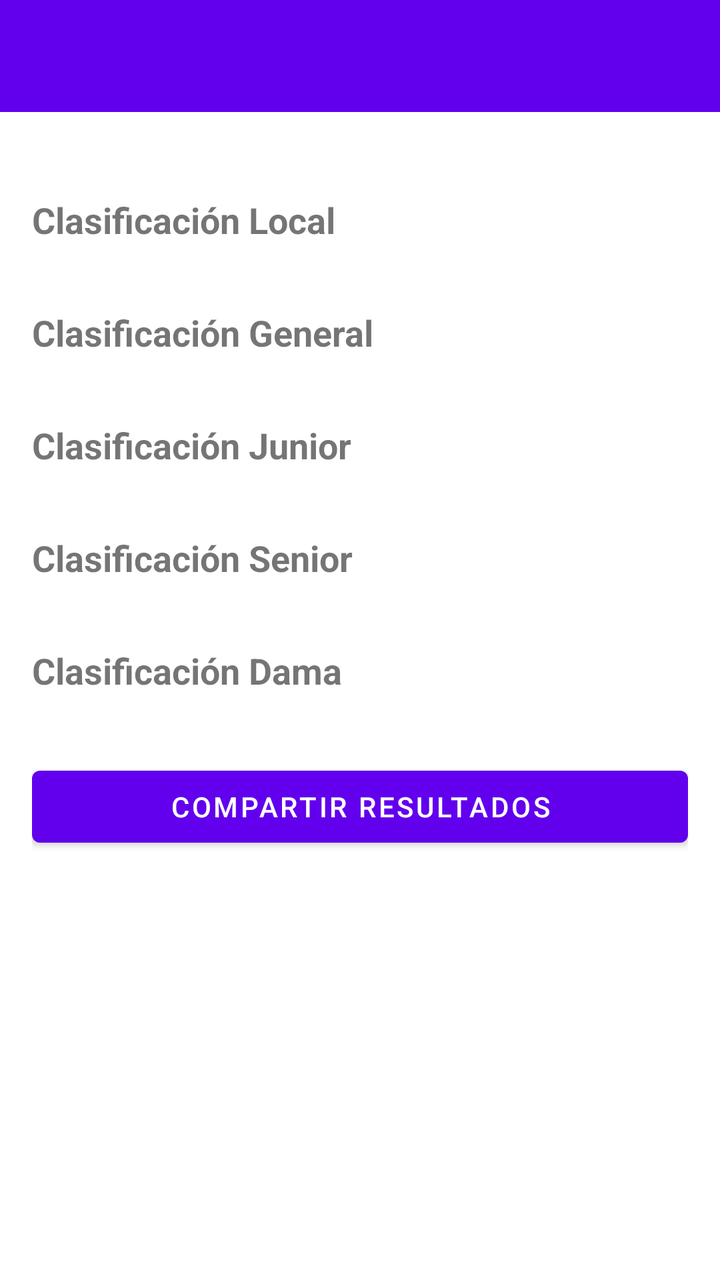
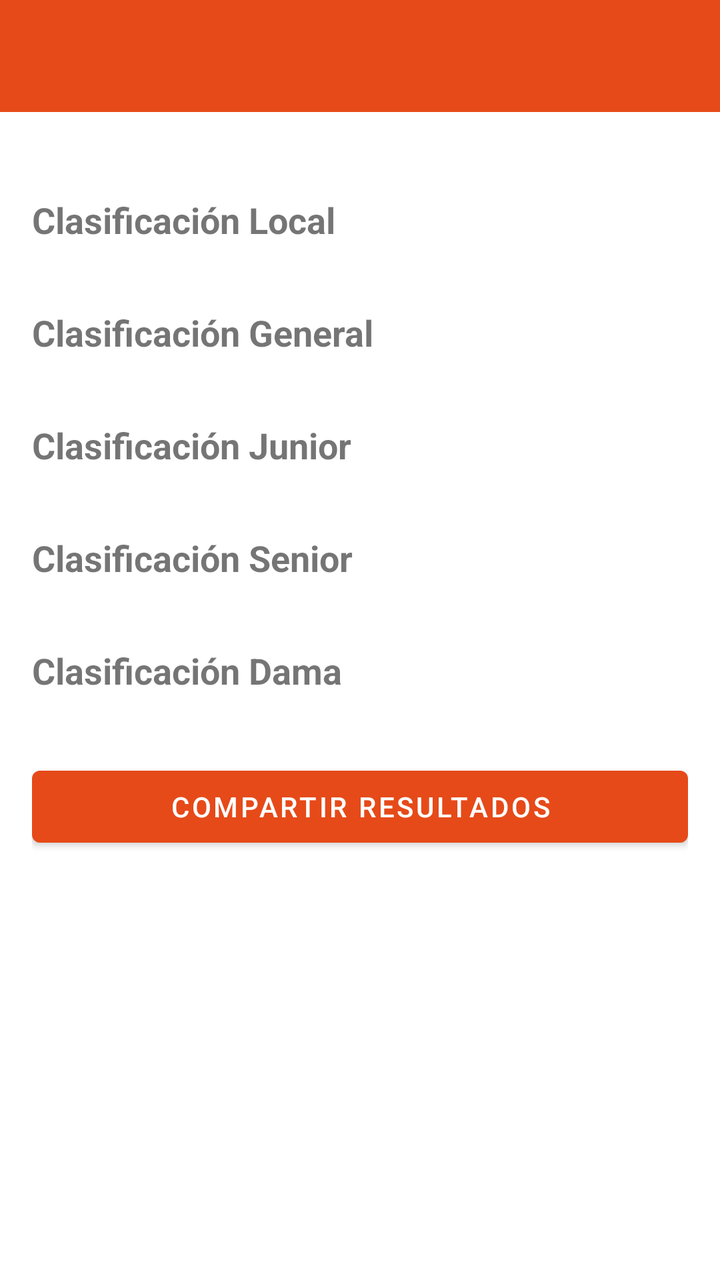

The first picture is an Android layout as it rendered before a commit; the second is the same layout after the commit. The layout source and the unified diff follow.
<!-- AndroidManifest.xml: application theme Theme.PlatoScore -->
<!-- res/layout/activity_resultados.xml -->
<?xml version="1.0" encoding="utf-8"?>
<LinearLayout xmlns:android="http://schemas.android.com/apk/res/android"
    xmlns:app="http://schemas.android.com/apk/res-auto"
    xmlns:tools="http://schemas.android.com/tools"
    android:layout_width="match_parent"
    android:layout_height="match_parent"
    android:orientation="vertical"
    tools:context=".ui.activities.ResultadosActivity">

    <com.google.android.material.appbar.MaterialToolbar
        android:id="@+id/toolbar"
        android:layout_width="match_parent"
        android:layout_height="wrap_content"
        android:minHeight="?attr/actionBarSize"
        android:background="?attr/colorPrimary"
        android:theme="@style/ThemeOverlay.MaterialComponents.Dark.ActionBar" />

    <androidx.core.widget.NestedScrollView
        android:layout_width="match_parent"
        android:layout_height="0dp"
        android:layout_weight="1"
        android:fillViewport="true">

        <LinearLayout
            android:id="@+id/contenidoResultados"
            android:layout_width="match_parent"
            android:layout_height="wrap_content"
            android:orientation="vertical"
            android:padding="16dp">

        <TextView
            android:id="@+id/tvRecaudacion"
            android:layout_width="wrap_content"
            android:layout_height="wrap_content"
            android:textSize="16sp"
            android:layout_marginBottom="4dp" />

        <TextView
            android:id="@+id/tvHintDesempate"
            android:layout_width="wrap_content"
            android:layout_height="wrap_content"
            android:text="@string/hint_desempate"
            android:textSize="13sp"
            android:textColor="?android:attr/textColorSecondary"
            android:visibility="gone"
            android:layout_marginBottom="16dp" />

        
        <TextView
            android:id="@+id/tvTituloLocal"
            android:layout_width="wrap_content"
            android:layout_height="wrap_content"
            android:text="@string/clasificacion_local"
            android:textSize="18sp"
            android:textStyle="bold"
            android:layout_marginBottom="8dp" />

        <androidx.recyclerview.widget.RecyclerView
            android:id="@+id/rvResultadosLocal"
            android:layout_width="match_parent"
            android:layout_height="wrap_content"
            android:nestedScrollingEnabled="false"
            android:layout_marginBottom="24dp" />

        
        <TextView
            android:id="@+id/tvTituloGeneral"
            android:layout_width="wrap_content"
            android:layout_height="wrap_content"
            android:text="@string/clasificacion_general"
            android:textSize="18sp"
            android:textStyle="bold"
            android:layout_marginBottom="8dp" />

        <androidx.recyclerview.widget.RecyclerView
            android:id="@+id/rvResultadosGeneral"
            android:layout_width="match_parent"
            android:layout_height="wrap_content"
            android:nestedScrollingEnabled="false"
            android:layout_marginBottom="24dp" />

        
        <TextView
            android:id="@+id/tvTituloJunior"
            android:layout_width="wrap_content"
            android:layout_height="wrap_content"
            android:text="@string/clasificacion_junior"
            android:textSize="18sp"
            android:textStyle="bold"
            android:layout_marginBottom="8dp" />

        <androidx.recyclerview.widget.RecyclerView
            android:id="@+id/rvResultadosJunior"
            android:layout_width="match_parent"
            android:layout_height="wrap_content"
            android:nestedScrollingEnabled="false"
            android:layout_marginBottom="24dp" />

        
        <TextView
            android:id="@+id/tvTituloSenior"
            android:layout_width="wrap_content"
            android:layout_height="wrap_content"
            android:text="@string/clasificacion_senior"
            android:textSize="18sp"
            android:textStyle="bold"
            android:layout_marginBottom="8dp" />

        <androidx.recyclerview.widget.RecyclerView
            android:id="@+id/rvResultadosSenior"
            android:layout_width="match_parent"
            android:layout_height="wrap_content"
            android:nestedScrollingEnabled="false"
            android:layout_marginBottom="24dp" />

        
        <TextView
            android:id="@+id/tvTituloDama"
            android:layout_width="wrap_content"
            android:layout_height="wrap_content"
            android:text="@string/clasificacion_dama"
            android:textSize="18sp"
            android:textStyle="bold"
            android:layout_marginBottom="8dp" />

        <androidx.recyclerview.widget.RecyclerView
            android:id="@+id/rvResultadosDama"
            android:layout_width="match_parent"
            android:layout_height="wrap_content"
            android:nestedScrollingEnabled="false"
            android:layout_marginBottom="24dp" />

        <Button
            android:id="@+id/btnCompartir"
            android:layout_width="match_parent"
            android:layout_height="wrap_content"
            android:text="@string/btn_compartir_resultados"
            android:layout_marginBottom="16dp" />

        </LinearLayout>

    </androidx.core.widget.NestedScrollView>

</LinearLayout>
<!-- resources referenced by this layout -->
<resources>
  <string name="btn_compartir_resultados">Compartir resultados</string>
  <string name="clasificacion_dama">Clasificación Dama</string>
  <string name="clasificacion_general">Clasificación General</string>
  <string name="clasificacion_junior">Clasificación Junior</string>
  <string name="clasificacion_local">Clasificación Local</string>
  <string name="clasificacion_senior">Clasificación Senior</string>
  <string name="hint_desempate">Los tiradores marcados con = están empatados: toca uno para registrar el desempate.</string>
  <style name="Theme.PlatoScore" parent="Theme.MaterialComponents.DayNight.NoActionBar">
          
          <item name="colorPrimary">@color/purple_500</item>
          <item name="colorPrimaryVariant">@color/purple_700</item>
          <item name="colorOnPrimary">@color/white</item>
          
          <item name="colorSecondary">@color/teal_200</item>
          <item name="colorSecondaryVariant">@color/teal_700</item>
          <item name="colorOnSecondary">@color/black</item>
          
          <item name="android:statusBarColor">?attr/colorPrimaryVariant</item>
          
      </style>
  <color name="purple_500">#FF6200EE</color>
  <color name="purple_700">#FF3700B3</color>
  <color name="white">#FFFFFFFF</color>
  <color name="teal_200">#FF03DAC5</color>
  <color name="teal_700">#FF018786</color>
  <color name="black">#FF000000</color>
</resources>

<!-- the commit's change to res/layout/activity_resultados.xml (unified diff, before → after) -->
@@ -12,7 +12,7 @@
         android:layout_width="match_parent"
         android:layout_height="wrap_content"
         android:minHeight="?attr/actionBarSize"
-        android:background="?attr/colorPrimary"
+        android:background="?attr/platoAppBar"
         android:theme="@style/ThemeOverlay.MaterialComponents.Dark.ActionBar" />
 
     <androidx.core.widget.NestedScrollView
<!-- resource entries referenced after the edit -->
@@ -9,22 +9,24 @@
   <string name="hint_desempate">Los tiradores marcados con = están empatados: toca uno para registrar el desempate.</string>
   <style name="Theme.PlatoScore" parent="Theme.MaterialComponents.DayNight.NoActionBar">
           
-          <item name="colorPrimary">@color/purple_500</item>
-          <item name="colorPrimaryVariant">@color/purple_700</item>
+          <item name="colorPrimary">@color/naranja</item>
+          <item name="colorPrimaryVariant">@color/naranja_oscuro</item>
           <item name="colorOnPrimary">@color/white</item>
           
-          <item name="colorSecondary">@color/teal_200</item>
-          <item name="colorSecondaryVariant">@color/teal_700</item>
-          <item name="colorOnSecondary">@color/black</item>
+          <item name="colorSecondary">@color/grafito</item>
+          <item name="colorSecondaryVariant">@color/grafito_oscuro</item>
+          <item name="colorOnSecondary">@color/white</item>
+          
+          <item name="platoAppBar">@color/naranja</item>
+          <item name="platoOnAppBar">@color/white</item>
           
           <item name="android:statusBarColor">?attr/colorPrimaryVariant</item>
           
       </style>
-  <color name="purple_500">#FF6200EE</color>
-  <color name="purple_700">#FF3700B3</color>
+  <color name="naranja">#FFE64A19</color>
+  <color name="naranja_oscuro">#FFBF360C</color>
   <color name="white">#FFFFFFFF</color>
-  <color name="teal_200">#FF03DAC5</color>
-  <color name="teal_700">#FF018786</color>
-  <color name="black">#FF000000</color>
+  <color name="grafito">#FF455A64</color>
+  <color name="grafito_oscuro">#FF263238</color>
 </resources>
 
